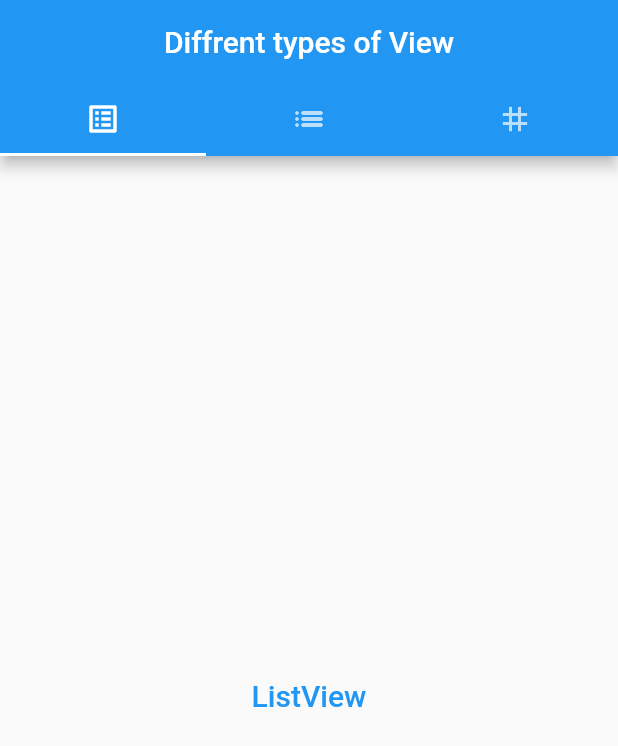
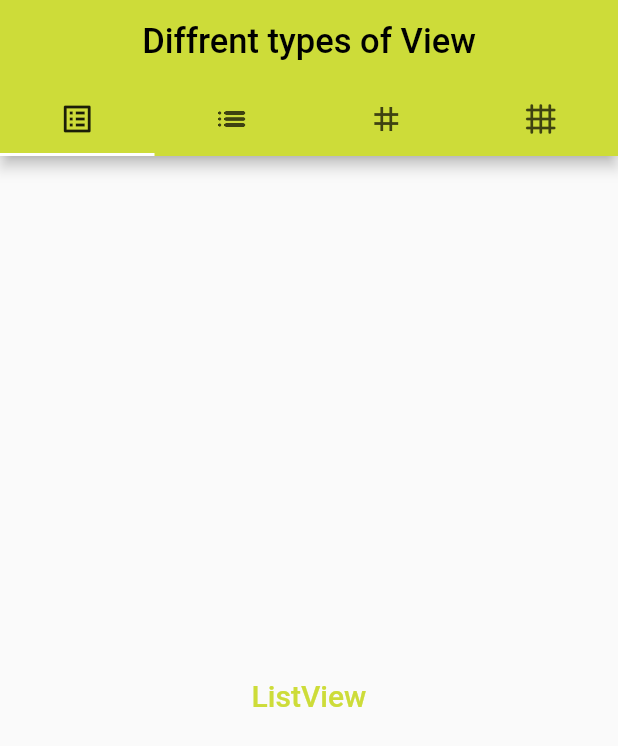
Before and after one commit to princepf/Basics_flutter, a Flutter app: the screen it shows after launch, on a phone screen of 412 x 824 dp. Shown: the top 746 px of the screen. Run offline on Flutter 3.47's test engine with Material 2 defaults, Android fonts, the phone set to English and light mode, and no system bars.

Commit message:
basic things changes

```diff
--- a/lib/main.dart
+++ b/lib/main.dart
@@ -2,6 +2,8 @@ import 'package:flutter/material.dart';
 
 import 'list_view.dart';
 import 'listview_builder.dart';
+import 'my_gridview.dart';
+import 'my_gridview_builder.dart';
 
 void main() {
   runApp(MyApp());
@@ -14,7 +16,7 @@ class MyApp extends StatelessWidget {
       debugShowCheckedModeBanner: false,
       title: 'Flutter Demo',
       theme: ThemeData(
-        primarySwatch: Colors.blue,
+        primarySwatch: Colors.lime,
       ),
       home: MyApps(),
     );
@@ -33,19 +35,31 @@ class _MyAppsState extends State<MyApps> {
   Widget build(BuildContext context) {
     return SafeArea(
         child: DefaultTabController(
-      length: 3,
+      length: 4,
       child: Scaffold(
         appBar: AppBar(
+          backgroundColor: Colors.lime,
           bottom: TabBar(tabs: [
-            Tab(icon: Icon(Icons.list_alt)),
             Tab(
-              icon: Icon(Icons.list_rounded),
+                icon: Icon(
+              Icons.list_alt,
+            )),
+            Tab(
+              icon: Icon(
+                Icons.list_rounded,
+              ),
             ),
             Tab(
-              icon: Icon(Icons.grid_3x3),
+              icon: Icon(
+                Icons.grid_3x3,
+              ),
             ),
+            Tab(
+                icon: Icon(
+              Icons.grid_4x4_rounded,
+            )),
           ]),
-          title: Text("Diffrent types of View"),
+          title: Text("Diffrent types of View", style: TextStyle(fontSize: 23)),
           centerTitle: true,
         ),
         body: TabBarView(
@@ -60,7 +74,10 @@ class _MyAppsState extends State<MyApps> {
                                   children: [],
                                 )));
                   },
-                  child: Text("ListView", style: TextStyle(fontSize: 20))),
+                  child: Text("ListView",
+                      style: TextStyle(
+                        fontSize: 20,
+                      ))),
             ),
             Container(
               child: TextButton(
@@ -70,8 +87,21 @@ class _MyAppsState extends State<MyApps> {
                         MaterialPageRoute(
                             builder: (context) => MyListViewBuilder()));
                   },
-                  child:
-                      Text("ListView Builder", style: TextStyle(fontSize: 20))),
+                  child: Text("ListView Builder",
+                      style: TextStyle(
+                        fontSize: 20,
+                      ))),
+            ),
+            Container(
+              child: TextButton(
+                  onPressed: () {
+                    Navigator.push(context,
+                        MaterialPageRoute(builder: (context) => MyGridList()));
+                  },
+                  child: Text("GridList",
+                      style: TextStyle(
+                        fontSize: 20,
+                      ))),
             ),
             Container(
               child: TextButton(
@@ -79,10 +109,10 @@ class _MyAppsState extends State<MyApps> {
                     Navigator.push(
                         context,
                         MaterialPageRoute(
-                            builder: (context) => MyListViewBuilder()));
+                            builder: (context) => MyGridViewBuilder()));
                   },
                   child:
-                      Text("ListView Builder", style: TextStyle(fontSize: 20))),
+                      Text("GridViewBuilder", style: TextStyle(fontSize: 20))),
             ),
           ],
         ),
```
Also changed, not shown: lib/list_view.dart (+8 -10 lines), lib/my_gridview.dart (+10 -1 lines).
